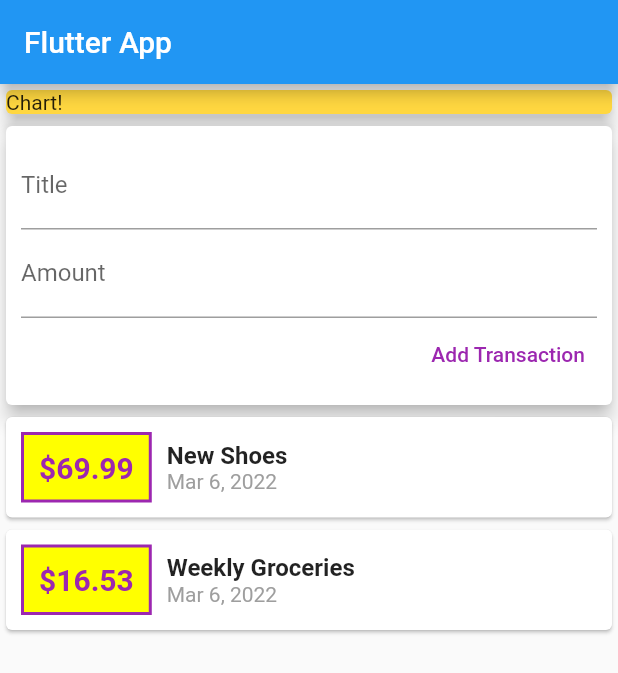
After one commit to Geo1619/expenses_planner, a Flutter app: the screen it shows after launch, after a tap on "Add Transaction", on a phone screen of 412 x 824 dp. The commit adds this screen. Shown: the top 673 px of the screen. Run offline on Flutter 3.47's test engine with Material 2 defaults, Android fonts, the phone set to English and light mode, and no system bars.

Commit message:
ListView widget

```diff
--- a/lib/transaction.dart
+++ b/lib/models/transaction.dart
@@ -1,3 +1,5 @@
+
+
 class Transaction {
   late String id;
   late String title;
--- /dev/null
+++ b/lib/widgets/new_transasction.dart
@@ -0,0 +1,55 @@
+import 'package:flutter/material.dart';
+
+class NewTransaction extends StatelessWidget {
+  final Function addNewTransaction;
+  final titleController = TextEditingController();
+  final amountController = TextEditingController();
+
+  NewTransaction({Key? key, required this.addNewTransaction}) : super(key: key);
+
+  void submitData() {
+    final String enteredTitle = titleController.text;
+    final double enteredAmount = double.parse(amountController.text);
+    if (enteredTitle.isEmpty || enteredAmount <= 0) {
+      return;
+    }
+
+    addNewTransaction(
+      enteredTitle,
+      enteredAmount,
+    );
+  }
+
+  @override
+  Widget build(BuildContext context) {
+    return Card(
+      elevation: 5,
+      child: Container(
+        padding: const EdgeInsets.all(10),
+        child: Column(
+          crossAxisAlignment: CrossAxisAlignment.end,
+          children: <Widget>[
+            TextField(
+              decoration: const InputDecoration(labelText: 'Title'),
+              controller: titleController,
+              onSubmitted: (_) => submitData(),
+            ),
+            TextField(
+              decoration: const InputDecoration(labelText: 'Amount'),
+              controller: amountController,
+              keyboardType: TextInputType.number,
+              onSubmitted: (_) => submitData(),
+            ),
+            TextButton(
+              child: const Text('Add Transaction'),
+              onPressed: submitData,
+              style: TextButton.styleFrom(
+                primary: Colors.purple,
+              ),
+            ),
+          ],
+        ),
+      ),
+    );
+  }
+}
--- /dev/null
+++ b/lib/widgets/transaction_list.dart
@@ -0,0 +1,62 @@
+import 'package:flutter/material.dart';
+import 'package:intl/intl.dart';
+
+import '../models/transaction.dart';
+
+class TransactionList extends StatelessWidget {
+  final List<Transaction> transactions;
+  const TransactionList({Key? key, required this.transactions})
+      : super(key: key);
+
+  @override
+  Widget build(BuildContext context) {
+    return SizedBox(
+      height: 500,
+      child: ListView.builder(
+        itemCount: transactions.length,
+        itemBuilder: (context, index) {
+          return Card(
+                  child: Row(
+                    children: [
+                      Container(
+                        margin: const EdgeInsets.symmetric(
+                          vertical: 10,
+                          horizontal: 10,
+                        ),
+                        decoration: BoxDecoration(
+                          color: Colors.yellowAccent,
+                          border: Border.all(
+                            color: Colors.purple,
+                            width: 2,
+                          ),
+                        ),
+                        padding: const EdgeInsets.all(10),
+                        child: Text(
+                          '\$${transactions[index].amount.toStringAsFixed(2)}',
+                          style: const TextStyle(
+                            fontWeight: FontWeight.bold,
+                            fontSize: 20,
+                            color: Colors.purple,
+                          ),
+                        ),
+                      ),
+                      Column(
+                        crossAxisAlignment: CrossAxisAlignment.start,
+                        children: [
+                          Text(
+                            transactions[index].title,
+                            style: const TextStyle(
+                                fontWeight: FontWeight.bold, fontSize: 16),
+                          ),
+                          Text(DateFormat.yMMMd().format(transactions[index].date),
+                              style: const TextStyle(color: Colors.grey))
+                        ],
+                      )
+                    ],
+                  ),
+                );
+        },
+              ),
+    );
+  }
+}
--- /dev/null
+++ b/lib/widgets/user_transactions.dart
@@ -0,0 +1,51 @@
+import 'package:expenses_planner/widgets/new_transasction.dart';
+import 'package:expenses_planner/widgets/transaction_list.dart';
+import 'package:flutter/material.dart';
+
+import '../models/transaction.dart';
+
+class UserTransactions extends StatefulWidget {
+  const UserTransactions({Key? key}) : super(key: key);
+
+  @override
+  State<UserTransactions> createState() => _UserTransactionsState();
+}
+
+class _UserTransactionsState extends State<UserTransactions> {
+  final List<Transaction> _userTransactions = [
+    Transaction(
+      id: 't1',
+      title: 'New Shoes',
+      amount: 69.99,
+      date: DateTime.now(),
+    ),
+    Transaction(
+      id: 't2',
+      title: 'Weekly Groceries',
+      amount: 16.53,
+      date: DateTime.now(),
+    ),
+  ];
+
+  void _addNewTransaction(String txTitle, double txAmount) {
+    final newTx = Transaction(
+      id: DateTime.now().toString(),
+      title: txTitle,
+      amount: txAmount,
+      date: DateTime.now(),
+    );
+    setState(() {
+      _userTransactions.add(newTx);
+    });
+  }
+
+  @override
+  Widget build(BuildContext context) {
+    return Column(
+      children: [
+        NewTransaction(addNewTransaction: _addNewTransaction,),
+        TransactionList(transactions: _userTransactions),
+      ],
+    );
+  }
+}
```
Also changed, not shown: lib/main.dart (+11 -99 lines), 1 other file.
